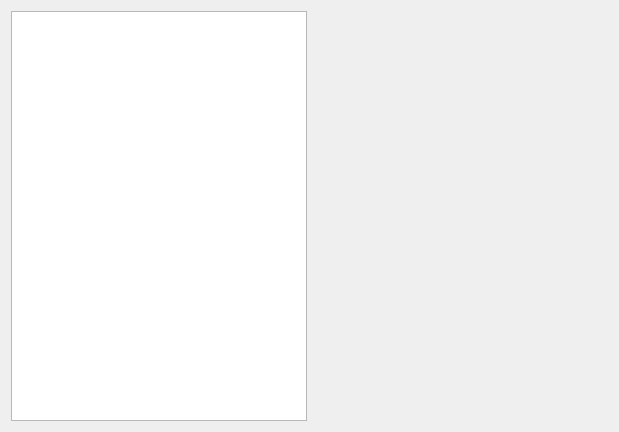
This is ServerAPP/serverui.ui in xuchunYang1/Qt_TCP as Qt 5 draws it before an edit. The edited form follows.
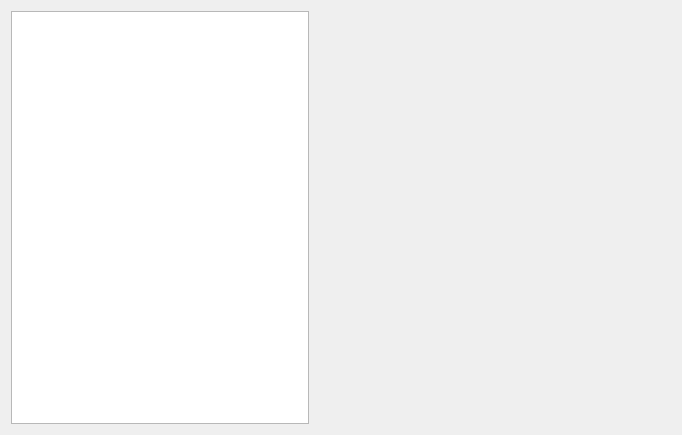
This is the edited form.

Commit message: 修改界面布局问题，删除user文件

Diff of the .ui file:
```diff
--- a/ServerAPP/serverui.ui
+++ b/ServerAPP/serverui.ui
@@ -6,8 +6,8 @@
    <rect>
     <x>0</x>
     <y>0</y>
-    <width>619</width>
-    <height>432</height>
+    <width>682</width>
+    <height>435</height>
    </rect>
   </property>
   <property name="windowTitle">
@@ -15,7 +15,20 @@
   </property>
   <layout class="QGridLayout" name="gridLayout">
    <item row="0" column="0">
-    <widget class="QListWidget" name="listWidget"/>
+    <widget class="QListWidget" name="listWidget">
+     <property name="sizePolicy">
+      <sizepolicy hsizetype="Expanding" vsizetype="Expanding">
+       <horstretch>0</horstretch>
+       <verstretch>0</verstretch>
+      </sizepolicy>
+     </property>
+     <property name="maximumSize">
+      <size>
+       <width>298</width>
+       <height>16777215</height>
+      </size>
+     </property>
+    </widget>
    </item>
    <item row="0" column="1">
     <widget class="QStackedWidget" name="stackedWidget"/>
```
The commit also changes 5 other files.
